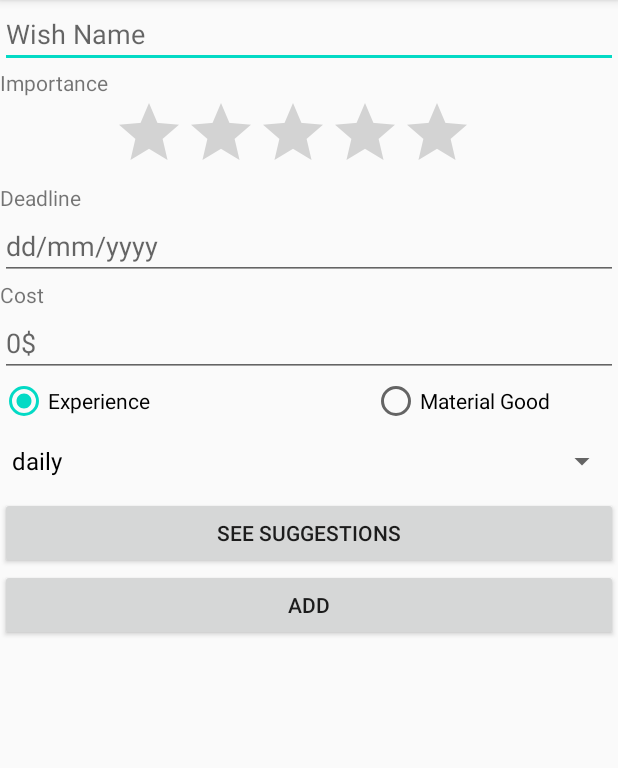
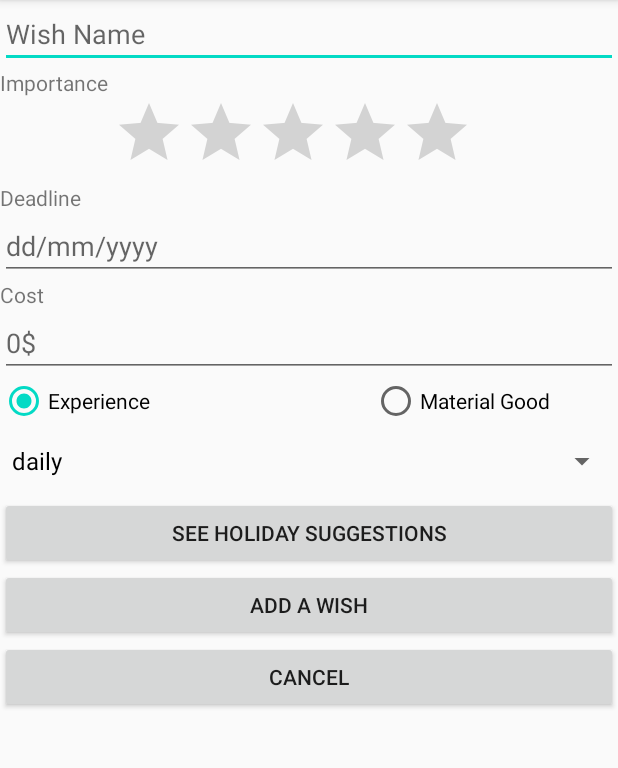
Before and after one commit to sabrinalupsan/personal-budget-management-android-application, an Android app: the AddWishActivity screen opened directly, with no data from a screen before it, on a phone screen of 412 x 824 dp, the part 84-852 px from its top. Run offline under Robolectric (Android 15) with nearby library versions, the phone set to English and light mode, and no system bars.

Commit message:
added Cancel buttons and styled some activities

```diff
--- a/app/src/main/java/com/example/seminar_4/CreditCards/BankDetails.java
+++ b/app/src/main/java/com/example/seminar_4/CreditCards/BankDetails.java
@@ -19,7 +19,6 @@ import android.widget.Spinner;
 import android.widget.TextView;
 import android.widget.Toast;
 
-import com.example.seminar_4.Cash.AccountDBHelper;
 import com.example.seminar_4.MainMenuActivity;
 import com.example.seminar_4.R;
 
--- a/app/src/main/java/com/example/seminar_4/MainActivityCash.java
+++ b/app/src/main/java/com/example/seminar_4/MainActivityCash.java
@@ -90,7 +90,6 @@ public class MainActivityCash extends AppCompatActivity {
             }
 
         });
-
 
         date.setOnClickListener(new View.OnClickListener() {
             @Override
--- a/app/src/main/java/com/example/seminar_4/Wishlist/AddWishActivity.java
+++ b/app/src/main/java/com/example/seminar_4/Wishlist/AddWishActivity.java
@@ -34,6 +34,7 @@ public class AddWishActivity extends AppCompatActivity {
     private Intent intent;
     private RadioGroup rgCategory;
     private Button btnSeeMaps;
+    private Button btnCancel;
 
     @Override
     protected void onCreate(Bundle savedInstanceState) {
@@ -50,7 +51,12 @@ public class AddWishActivity extends AppCompatActivity {
                 startActivityForResult(mapsIntent, 2);
             }
         });
-
+        btnCancel.setOnClickListener(new View.OnClickListener() {
+            @Override
+            public void onClick(View view) {
+                finish();
+            }
+        });
     }
 
     private View.OnClickListener addWishClickEvent(){
@@ -107,6 +113,7 @@ public class AddWishActivity extends AppCompatActivity {
         btnAdd=findViewById(R.id.addBtn);
         rgCategory=findViewById(R.id.rgCategory);
         btnSeeMaps = findViewById(R.id.addMaps);
+        btnCancel = findViewById(R.id.cancelBtn);
     }
 
     private void populateSpnAlerts(){
@@ -120,7 +127,7 @@ public class AddWishActivity extends AppCompatActivity {
         super.onActivityResult(requestCode, resultCode, data);
         if (resultCode == 10) {
             String res = data.getStringExtra("wishname");
-            wishName.setText(res);
+            wishName.setText("Trip to "+res);
         }
 
     }
--- a/app/src/main/res/layout/activity_add_wish.xml
+++ b/app/src/main/res/layout/activity_add_wish.xml
@@ -99,5 +99,10 @@
         android:layout_height="wrap_content"
         android:text="@string/add" />
 
+    <Button
+        android:id="@+id/cancelBtn"
+        android:layout_width="match_parent"
+        android:layout_height="wrap_content"
+        android:text="@string/cancelAddWish" />
 
 </LinearLayout>
--- a/app/src/main/res/layout/my_layout.xml
+++ b/app/src/main/res/layout/my_layout.xml
@@ -18,7 +18,7 @@
         android:id="@+id/progressBar"
         style="?android:attr/progressBarStyleHorizontal"
         android:layout_width="180dp"
-        android:layout_height="36dp"
+        android:layout_height="68dp"
         android:layout_weight="1"
         android:max="10"
         android:progress="0" />
@@ -26,7 +26,7 @@
     <TextView
         android:id="@+id/tvName"
         android:layout_width="130dp"
-        android:layout_height="61dp"
+        android:layout_height="wrap_content"
         android:layout_weight="1"
         android:textSize="14sp"
         android:textStyle="bold" />
--- a/app/src/main/res/values/strings.xml
+++ b/app/src/main/res/values/strings.xml
@@ -113,7 +113,7 @@
 
     </string-array>
     <string name="title_activity_maps">Map</string>
-    <string name="see_suggestions">See suggestions</string>
+    <string name="see_suggestions">See holiday suggestions</string>
     <string name="yes2">Yes</string>
     <string name="no2">No</string>
     <string name="show_chart">Show chart</string>
@@ -133,7 +133,7 @@
     <string name="ok">OK</string>
     <string name="cancel4">Cancel</string>
     <string name="change_settings">Change settings</string>
-    <string name="add">Add</string>
+    <string name="add">Add a wish</string>
     <string name="save">Save</string>
     <string name="second_fragment">Second fragment</string>
     <string name="back">Back</string>
@@ -152,4 +152,6 @@
     <string name="todo">TODO</string>
     <string name="choose_rating">Choose rating</string>
     <string name="max_cash">Set the maximum amount of cash</string>
+    <string name="cancelAddWish">Cancel</string>
+    <string name="btnCancelWishList">Cancel</string>
 </resources>
```
Also changed, not shown: app/src/main/java/com/example/seminar_4/Wishlist/MainActivityWishlist.java (+11 -57 lines), app/src/main/res/layout/activity_main_wishes.xml (+9 -6 lines).
